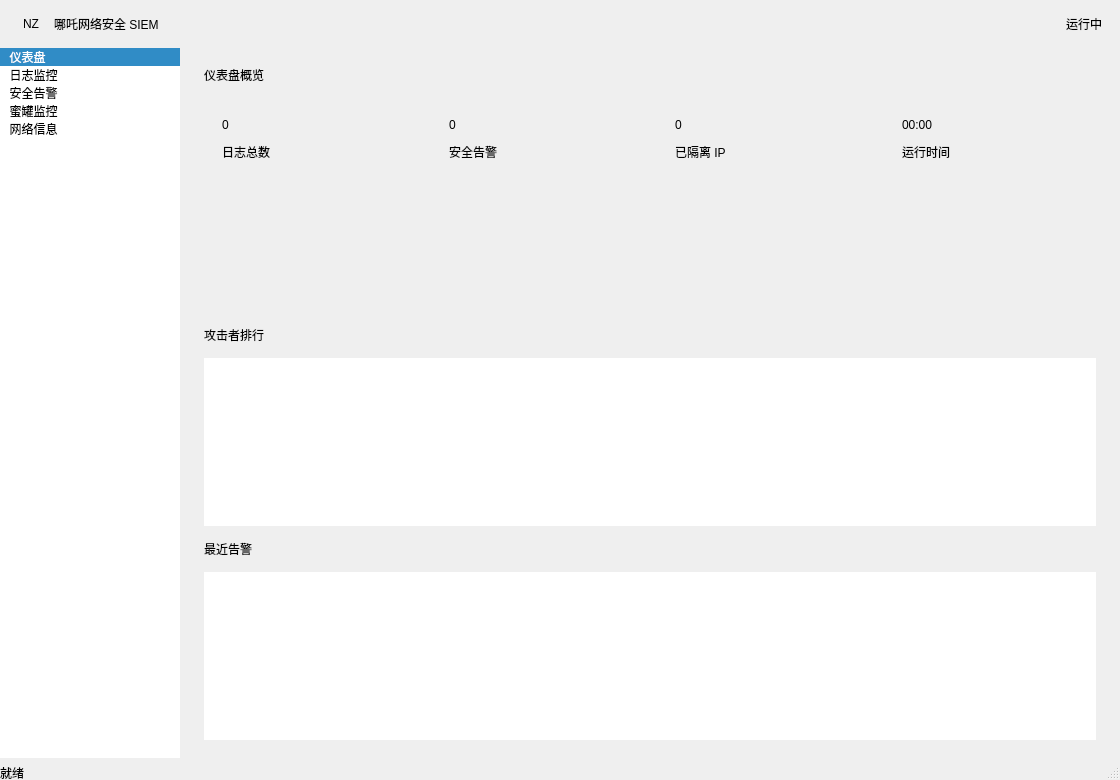
This is src/views/monitor.ui in ctkqiang/NezhaGuard as Qt 5 draws it before an edit. The edited form follows.
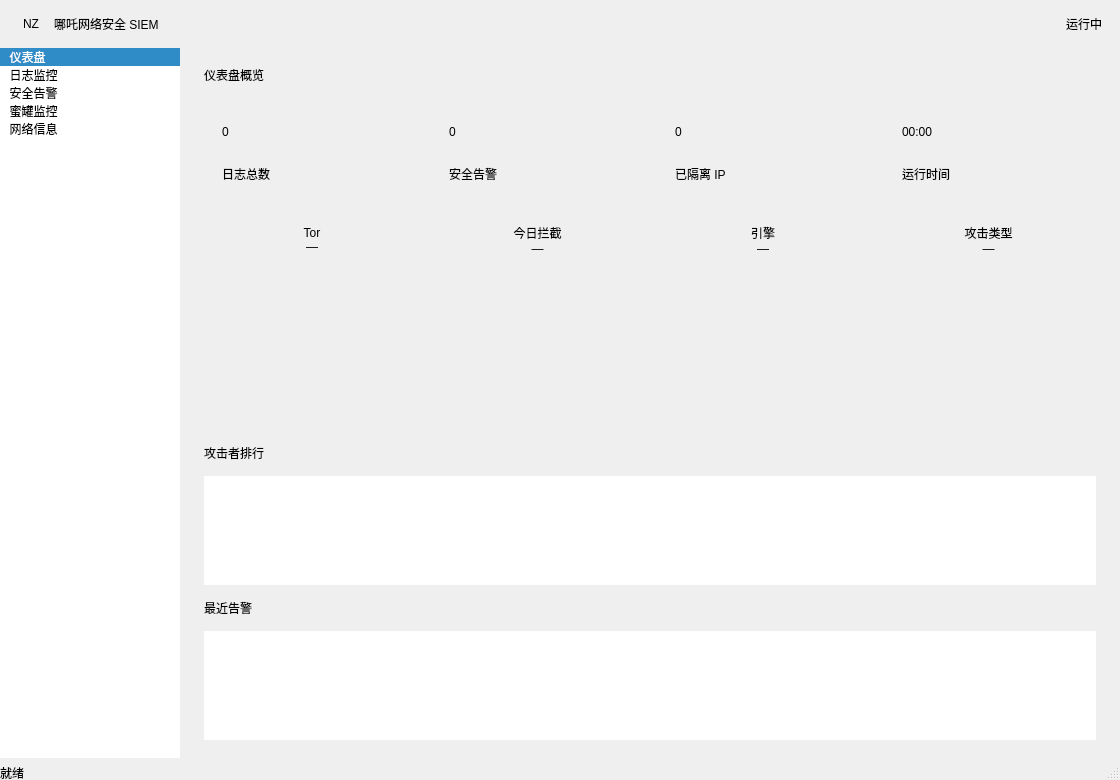
This is the edited form.

Commit message:
feat: 仪表盘威胁感知增强 — 实时威胁等级 + 活跃攻击类型标签 + 快速统计栏
- [新增] 状态栏实时威胁等级 (危险/警告/正常) 带动态颜色
- [新增] 活跃攻击类型追踪: 带颜色标签气泡展示, 清除日志时自动重置
- [新增] 仪表盘快速统计栏: 攻击者/已隔离/引擎数/攻击类型 四指标
- [优化] 日志/告警表格按时间倒序排列 (最新在最上)
- [优化] 卡片高度提升至 110px, 副标题改为双行 (主指标 + 攻击者/攻击类型数)
- [微调] 告警严重色重映射 (CRIT #ff6b6b / ERROR #ff9966)

Diff of the .ui file:
```diff
--- a/src/views/monitor.ui
+++ b/src/views/monitor.ui
@@ -75,31 +75,43 @@
            <item>
             <layout class="QHBoxLayout" name="cards_layout"><property name="spacing"><number>14</number></property>
              <item>
-              <widget class="QFrame" name="card_logs"><property name="minimumSize"><size><width>0</width><height>80</height></size></property><property name="frameShape"><enum>QFrame::NoFrame</enum></property>
+              <widget class="QFrame" name="card_logs"><property name="minimumSize"><size><width>0</width><height>110</height></size></property><property name="frameShape"><enum>QFrame::NoFrame</enum></property>
                <layout class="QVBoxLayout" name="card_logs_layout"><property name="spacing"><number>2</number></property><property name="leftMargin"><number>18</number></property><property name="topMargin"><number>14</number></property><property name="rightMargin"><number>16</number></property><property name="bottomMargin"><number>14</number></property>
                 <item><widget class="QLabel" name="card_logs_value"><property name="text"><string>0</string></property></widget></item>
                 <item><widget class="QLabel" name="card_logs_label"><property name="text"><string>日志总数</string></property></widget></item></layout></widget>
              </item>
              <item>
-              <widget class="QFrame" name="card_alerts"><property name="minimumSize"><size><width>0</width><height>80</height></size></property><property name="frameShape"><enum>QFrame::NoFrame</enum></property>
+              <widget class="QFrame" name="card_alerts"><property name="minimumSize"><size><width>0</width><height>110</height></size></property><property name="frameShape"><enum>QFrame::NoFrame</enum></property>
                <layout class="QVBoxLayout" name="card_alerts_layout"><property name="spacing"><number>2</number></property><property name="leftMargin"><number>18</number></property><property name="topMargin"><number>14</number></property><property name="rightMargin"><number>16</number></property><property name="bottomMargin"><number>14</number></property>
                 <item><widget class="QLabel" name="card_alerts_value"><property name="text"><string>0</string></property></widget></item>
                 <item><widget class="QLabel" name="card_alerts_label"><property name="text"><string>安全告警</string></property></widget></item></layout></widget>
              </item>
              <item>
-              <widget class="QFrame" name="card_threats"><property name="minimumSize"><size><width>0</width><height>80</height></size></property><property name="frameShape"><enum>QFrame::NoFrame</enum></property>
+              <widget class="QFrame" name="card_threats"><property name="minimumSize"><size><width>0</width><height>110</height></size></property><property name="frameShape"><enum>QFrame::NoFrame</enum></property>
                <layout class="QVBoxLayout" name="card_threats_layout"><property name="spacing"><number>2</number></property><property name="leftMargin"><number>18</number></property><property name="topMargin"><number>14</number></property><property name="rightMargin"><number>16</number></property><property name="bottomMargin"><number>14</number></property>
                 <item><widget class="QLabel" name="card_threats_value"><property name="text"><string>0</string></property></widget></item>
                 <item><widget class="QLabel" name="card_threats_label"><property name="text"><string>已隔离 IP</string></property></widget></item></layout></widget>
              </item>
              <item>
-              <widget class="QFrame" name="card_uptime"><property name="minimumSize"><size><width>0</width><height>80</height></size></property><property name="frameShape"><enum>QFrame::NoFrame</enum></property>
+              <widget class="QFrame" name="card_uptime"><property name="minimumSize"><size><width>0</width><height>110</height></size></property><property name="frameShape"><enum>QFrame::NoFrame</enum></property>
                <layout class="QVBoxLayout" name="card_uptime_layout"><property name="spacing"><number>2</number></property><property name="leftMargin"><number>18</number></property><property name="topMargin"><number>14</number></property><property name="rightMargin"><number>16</number></property><property name="bottomMargin"><number>14</number></property>
                 <item><widget class="QLabel" name="card_uptime_value"><property name="text"><string>00:00</string></property></widget></item>
                 <item><widget class="QLabel" name="card_uptime_label"><property name="text"><string>运行时间</string></property></widget></item></layout></widget>
              </item>
             </layout>
            </item>
+           <item>
+            <layout class="QHBoxLayout" name="quickstats_layout"><property name="spacing"><number>10</number></property>
+             <item><widget class="QLabel" name="qs_tor"><property name="minimumSize"><size><width>0</width><height>36</height></size></property><property name="alignment"><set>Qt::AlignCenter</set></property><property name="text"><string>Tor
+—</string></property></widget></item>
+             <item><widget class="QLabel" name="qs_blocked"><property name="minimumSize"><size><width>0</width><height>36</height></size></property><property name="alignment"><set>Qt::AlignCenter</set></property><property name="text"><string>今日拦截
+—</string></property></widget></item>
+             <item><widget class="QLabel" name="qs_engines"><property name="minimumSize"><size><width>0</width><height>36</height></size></property><property name="alignment"><set>Qt::AlignCenter</set></property><property name="text"><string>引擎
+—</string></property></widget></item>
+             <item><widget class="QLabel" name="qs_types"><property name="minimumSize"><size><width>0</width><height>36</height></size></property><property name="alignment"><set>Qt::AlignCenter</set></property><property name="text"><string>攻击类型
+—</string></property></widget></item>
+            </layout>
+           </item>
            <item>
             <widget class="QFrame" name="sparkline_frame">
              <property name="minimumSize"><size><width>0</width><height>120</height></size></property>
@@ -107,6 +119,7 @@
              <property name="frameShape"><enum>QFrame::NoFrame</enum></property>
             </widget>
            </item>
+           <item><widget class="QLabel" name="threat_activity"><property name="text"><string/></property><property name="minimumSize"><size><width>0</width><height>24</height></size></property><property name="wordWrap"><bool>true</bool></property></widget></item>
            <item><widget class="QLabel" name="attackers_label"><property name="text"><string>攻击者排行</string></property></widget></item>
            <item><widget class="QTableView" name="attackers_view"><property name="maximumHeight"><number>160</number></property><property name="frameShape"><enum>QFrame::NoFrame</enum></property><property name="alternatingRowColors"><bool>true</bool></property><property name="showGrid"><bool>false</bool></property><property name="selectionBehavior"><enum>QAbstractItemView::SelectRows</enum></property><property name="editTriggers"><set>QAbstractItemView::NoEditTriggers</set></property><attribute name="horizontalHeaderStretchLastSection"><bool>true</bool></attribute><attribute name="horizontalHeaderHighlightSections"><bool>false</bool></attribute><attribute name="verticalHeaderVisible"><bool>false</bool></attribute></widget></item>
            <item><widget class="QLabel" name="recent_alerts_label"><property name="text"><string>最近告警</string></property></widget></item>
```
The commit also changes 2 other files.
